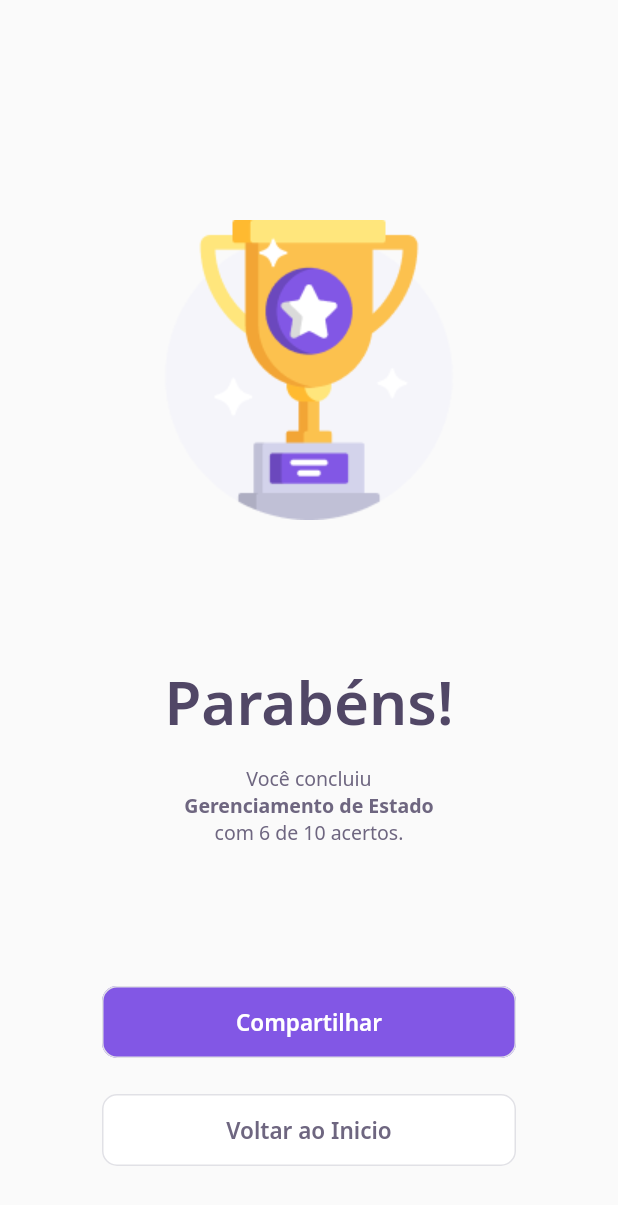
After one commit to khalilpdev/devquiz, a Flutter app: the ResultPage screen opened directly, on a phone screen of 412 x 824 dp. The commit adds this screen. Shown: the top 1205 px of the screen. Run offline on Flutter 3.47's test engine with Material 2 defaults, Android fonts, the phone set to English and light mode, and no system bars; our stand-ins replace google_fonts; accounts and stored records are empty; network calls fail.

Commit message:
criada result page

```diff
--- a/lib/challenge/challenge_page.dart
+++ b/lib/challenge/challenge_page.dart
@@ -1,6 +1,7 @@
 import 'package:devquiz/challenge/widgets/next_button/next_button_widget.dart';
 import 'package:devquiz/challenge/widgets/question_indicator/question_indicator_widget.dart';
 import 'package:devquiz/challenge/widgets/quiz/quiz_widget.dart';
+import 'package:devquiz/result/result_page.dart';
 import 'package:devquiz/shared/models/question_model.dart';
 import 'package:flutter/material.dart';
 
@@ -94,7 +95,10 @@ class _ChallengePageState extends State<ChallengePage> {
                         child: NextButtonWidget.green(
                       label: "Confirmar",
                       onTap: () {
-                        Navigator.pop(context);
+                        Navigator.push(
+                            context,
+                            MaterialPageRoute(
+                                builder: (context) => ResultPage()));
                       },
                     )),
                 ],
--- a/lib/challenge/widgets/next_button/next_button_widget.dart
+++ b/lib/challenge/widgets/next_button/next_button_widget.dart
@@ -30,6 +30,12 @@ class NextButtonWidget extends StatelessWidget {
         this.borderColor = AppColors.border,
         this.label = label;
 
+  NextButtonWidget.purple({required String label, required this.onTap})
+      : this.backgroundColor = AppColors.purple,
+        this.fontColor = AppColors.white,
+        this.borderColor = AppColors.border,
+        this.label = label;
+
   @override
   Widget build(BuildContext context) {
     return Container(
--- /dev/null
+++ b/lib/result/result_page.dart
@@ -0,0 +1,76 @@
+import 'package:devquiz/challenge/widgets/next_button/next_button_widget.dart';
+import 'package:devquiz/core/app_images.dart';
+import 'package:devquiz/core/app_text_styles.dart';
+import 'package:flutter/material.dart';
+
+class ResultPage extends StatelessWidget {
+  @override
+  Widget build(BuildContext context) {
+    return Scaffold(
+      body: Container(
+        width: double.maxFinite,
+        padding: EdgeInsets.only(top: 100),
+        child: Column(
+          mainAxisAlignment: MainAxisAlignment.spaceAround,
+          crossAxisAlignment: CrossAxisAlignment.center,
+          children: [
+            Image.asset(AppImages.trophy),
+            Column(
+              children: [
+                Text(
+                  "Parabéns!",
+                  style: AppTextStyles.heading40,
+                ),
+                SizedBox(height: 16),
+                Text.rich(
+                  TextSpan(
+                      text: "Você concluiu",
+                      style: AppTextStyles.body,
+                      children: [
+                        TextSpan(
+                          text: "\nGerenciamento de Estado",
+                          style: AppTextStyles.bodyBold,
+                        ),
+                        TextSpan(
+                          text: "\ncom 6 de 10 acertos.",
+                          style: AppTextStyles.body,
+                        ),
+                      ]),
+                  textAlign: TextAlign.center,
+                ),
+              ],
+            ),
+            Column(
+              children: [
+                Row(
+                  children: [
+                    Expanded(
+                        child: Padding(
+                      padding: const EdgeInsets.symmetric(horizontal: 68),
+                      child: NextButtonWidget.purple(
+                          label: "Compartilhar", onTap: () {}),
+                    )),
+                  ],
+                ),
+                SizedBox(height: 24),
+                Row(
+                  children: [
+                    Expanded(
+                        child: Padding(
+                      padding: const EdgeInsets.symmetric(horizontal: 68),
+                      child: NextButtonWidget.white(
+                          label: "Voltar ao Inicio",
+                          onTap: () {
+                            Navigator.pop(context);
+                          }),
+                    )),
+                  ],
+                ),
+              ],
+            )
+          ],
+        ),
+      ),
+    );
+  }
+}
```
